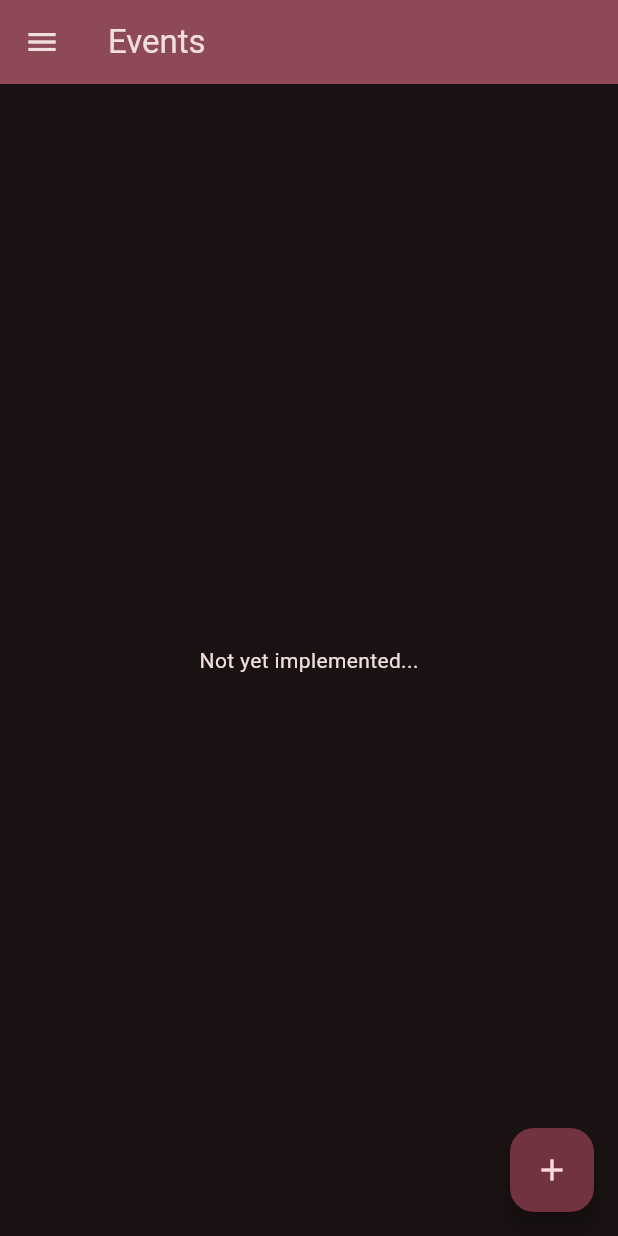
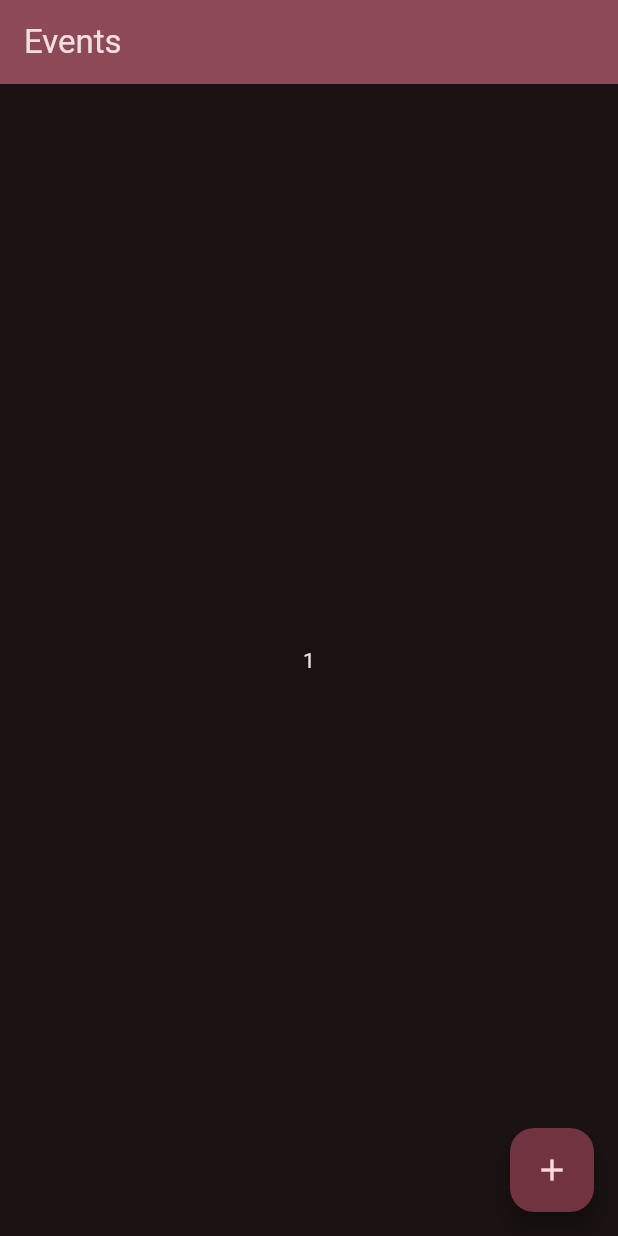
Before and after one commit to denbykov/upVibe-client, a Flutter app: the screen it shows after launch, after a tap on the "add" icon, on a phone screen of 412 x 824 dp. Run offline on Flutter 3.47's test engine with Material 3 defaults, Android fonts, the phone set to English and light mode, and no system bars; our stand-ins replace get; missing offline and left inert: auth0_flutter.

Commit message:
Introduce GetX and implement basic application skeleton

```diff
--- /dev/null
+++ b/client/lib/app/app.dart
@@ -0,0 +1,28 @@
+import 'package:flutter/material.dart';
+import 'package:get/get.dart';
+
+import 'pages.dart';
+import 'routes.dart';
+// import 'bindings/home_binding.dart';
+
+// import '../feature/home/pages/home_page.dart';
+
+class App extends StatelessWidget {
+  const App({super.key});
+
+  @override
+  Widget build(BuildContext context) {
+    return GetMaterialApp(
+      title: 'Flutter Demo',
+      theme: ThemeData(
+        colorScheme: ColorScheme.fromSeed(
+          seedColor: Colors.pink,
+          brightness: Brightness.dark,
+        ),
+        useMaterial3: true,
+      ),
+      initialRoute: Routes.home,
+      getPages: Pages.pages,
+    );
+  }
+}
--- /dev/null
+++ b/client/lib/app/bindings/home_binding.dart
@@ -0,0 +1,10 @@
+import 'package:get/get.dart';
+
+import '../../feature/home/controllers/home_controller.dart';
+
+class HomeBinding implements Bindings {
+  @override
+  void dependencies() {
+    Get.lazyPut<HomeController>(() => HomeController());
+  }
+}
--- /dev/null
+++ b/client/lib/app/pages.dart
@@ -0,0 +1,16 @@
+import 'package:get/get.dart';
+
+import 'bindings/home_binding.dart';
+import 'routes.dart';
+
+import '../feature/home/pages/home_page.dart';
+
+class Pages {
+  static final List<GetPage> pages = [
+    GetPage(
+      name: Routes.home,
+      page: () => HomePage(),
+      binding: HomeBinding(),
+    )
+  ];
+}
--- /dev/null
+++ b/client/lib/app/routes.dart
@@ -0,0 +1,3 @@
+class Routes {
+  static const String home = '/';
+}
--- /dev/null
+++ b/client/lib/domain/repositories/authorization_repository.dart
@@ -0,0 +1,4 @@
+abstract class AuthorizationRepository {
+  Future<void> login();
+  Future<void> logout();
+}
--- /dev/null
+++ b/client/lib/feature/home/controllers/home_controller.dart
@@ -0,0 +1,11 @@
+import 'package:get/get.dart';
+
+class HomeController extends GetxController {
+  // late
+
+  Rx<int> count = 0.obs;
+
+  void increment() {
+    count.value++;
+  }
+}
--- /dev/null
+++ b/client/lib/feature/home/pages/home_page.dart
@@ -0,0 +1,72 @@
+import 'package:client/feature/home/controllers/home_controller.dart';
+import 'package:flutter/material.dart';
+import 'package:get/get.dart';
+
+// import '../widgets/home_drawer_widget.dart';
+
+// class EventsPage extends StatefulWidget {
+//   const EventsPage({super.key});
+
+//   final String title = 'Events';
+
+//   @override
+//   State<EventsPage> createState() => _EventPageState();
+// }
+
+// class _EventPageState extends State<EventsPage> {
+//   @override
+//   Widget build(BuildContext context) {
+//     return Scaffold(
+//       appBar: AppBar(
+//         backgroundColor: Theme.of(context).colorScheme.inversePrimary,
+//         title: Text(widget.title),
+//       ),
+//       body: const Center(
+//         child: Column(
+//           mainAxisAlignment: MainAxisAlignment.center,
+//           children: <Widget>[
+//             Text(
+//               'Not yet implemented...',
+//             ),
+//           ],
+//         ),
+//       ),
+//       floatingActionButton: FloatingActionButton(
+//         onPressed: () {},
+//         tooltip: 'Add',
+//         child: const Icon(Icons.add),
+//       ),
+//       drawer: const HomeDrawerWidget(),
+//     );
+//   }
+// }
+
+class HomePage extends GetView {
+  final HomeController _controller = Get.find<HomeController>();
+  final String _title = "Events";
+
+  @override
+  Widget build(BuildContext context) {
+    return Scaffold(
+        appBar: AppBar(
+          backgroundColor: Theme.of(context).colorScheme.inversePrimary,
+          title: Text(_title),
+        ),
+        body: Center(
+          child: Column(
+            mainAxisAlignment: MainAxisAlignment.center,
+            children: <Widget>[
+              // Text(
+              //   'Not yet implemented...',
+              // ),
+              Obx(() => Text("${_controller.count}")),
+            ],
+          ),
+        ),
+        floatingActionButton: FloatingActionButton(
+          onPressed: _controller.increment,
+          tooltip: 'Add',
+          child: const Icon(Icons.add),
+        ));
+  }
+}
--- a/client/lib/main.dart
+++ b/client/lib/main.dart
@@ -1,26 +1,6 @@
 import 'package:flutter/material.dart';
-
-import 'ui/screens/events.dart';
+import 'app/app.dart';
 
 void main() {
-  runApp(const MyApp());
+  runApp(const App());
 }
-
-class MyApp extends StatelessWidget {
-  const MyApp({super.key});
-
-  @override
-  Widget build(BuildContext context) {
-    return MaterialApp(
-      title: 'Flutter Demo',
-      theme: ThemeData(
-        colorScheme: ColorScheme.fromSeed(
-          seedColor: Colors.pink,
-          brightness: Brightness.dark,
-        ),
-        useMaterial3: true,
-      ),
-      home: const EventsScreen(),
-    );
-  }
-}
--- a/client/lib/ui/screens/events.dart
+++ /dev/null
@@ -1,40 +0,0 @@
-import 'package:flutter/material.dart';
-
-import '../components/app_drawer.dart';
-
-class EventsScreen extends StatefulWidget {
-  const EventsScreen({super.key});
-
-  final String title = 'Events';
-
-  @override
-  State<EventsScreen> createState() => _EventsScreenState();
-}
-
-class _EventsScreenState extends State<EventsScreen> {
-  @override
-  Widget build(BuildContext context) {
-    return Scaffold(
-      appBar: AppBar(
-        backgroundColor: Theme.of(context).colorScheme.inversePrimary,
-        title: Text(widget.title),
-      ),
-      body: const Center(
-        child: Column(
-          mainAxisAlignment: MainAxisAlignment.center,
-          children: <Widget>[
-            Text(
-              'Not yet implemented...',
-            ),
-          ],
-        ),
-      ),
-      floatingActionButton: FloatingActionButton(
-        onPressed: () {},
-        tooltip: 'Add',
-        child: const Icon(Icons.add),
-      ),
-      drawer: const AppDrawer(),
-    );
-  }
-}
--- a/client/pubspec.yaml
+++ b/client/pubspec.yaml
@@ -36,6 +36,7 @@ dependencies:
   # Use with the CupertinoIcons class for iOS style icons.
   cupertino_icons: ^1.0.2
   auth0_flutter: ^1.5.0
+  get: ^4.6.6
 
 dev_dependencies:
   flutter_test:
```
Also changed, not shown: client/lib/data/remote/authorization_remote_datasource.dart (added, +22 -0 lines), client/lib/data/repositories/authorization_repository_impl.dart (added, +18 -0 lines), client/lib/domain/use_cases/login_use_case.dart (added, +12 -0 lines), client/lib/feature/home/pages/files.dart (renamed from client/lib/ui/screens/settings.dart, +10 -5 lines), client/lib/feature/home/pages/settings.dart (renamed from client/lib/ui/screens/files.dart, +5 -10 lines), client/lib/feature/home/widgets/home_drawer_widget.dart (renamed from client/lib/ui/components/app_drawer.dart, +12 -12 lines), client/lib/ui/components/app_scaffold.dart (deleted, +0 -19 lines), client/pubspec.lock, 2 other files.
